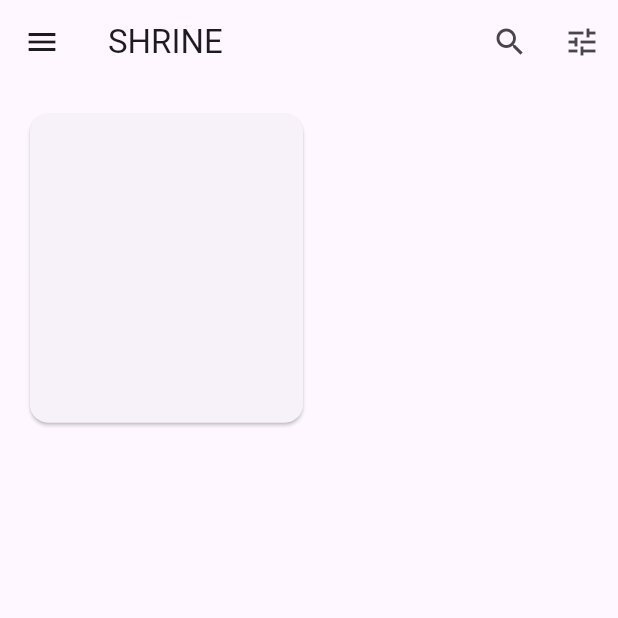
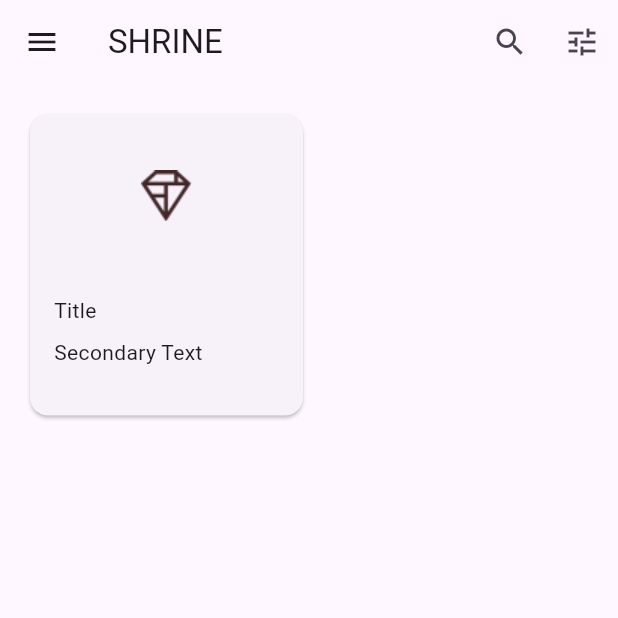
Before and after one commit to rara-record/mdc_100_series, a Flutter app: the HomePage screen opened directly, on a phone screen of 412 x 824 dp, the top half of it. Run offline on Flutter 3.47's test engine with Material 3 defaults, Android fonts, the phone set to English and light mode, and no system bars.

Commit message:
gridview card

```diff
--- a/lib/home.dart
+++ b/lib/home.dart
@@ -41,9 +41,32 @@ class HomePage extends StatelessWidget {
       body: GridView.count(
         crossAxisCount: 2,
         padding: const EdgeInsets.all(16.0),
-        childAspectRatio: 8.0 / 9.0,
-        // TODO: Build a grid of cards (102)
-        children: const <Widget>[Card()],
+        childAspectRatio: 1.0 / 1.1,
+        children: <Widget>[
+          Card(
+            clipBehavior: Clip.antiAlias,
+            child: Column(
+              crossAxisAlignment: CrossAxisAlignment.start,
+              children: <Widget>[
+                AspectRatio(
+                  aspectRatio: 1.0 / 0.6,
+                  child: Image.asset('assets/diamond.png'),
+                ),
+                const Padding(
+                  padding: EdgeInsets.fromLTRB(16.0, 12.0, 16.0, 8.0),
+                  child: Column(
+                    crossAxisAlignment: CrossAxisAlignment.start,
+                    children: <Widget>[
+                      Text('Title'),
+                      SizedBox(height: 8.0),
+                      Text('Secondary Text'),
+                    ],
+                  ),
+                ),
+              ],
+            ),
+          )
+        ],
       ),
       resizeToAvoidBottomInset: false,
     );
```
